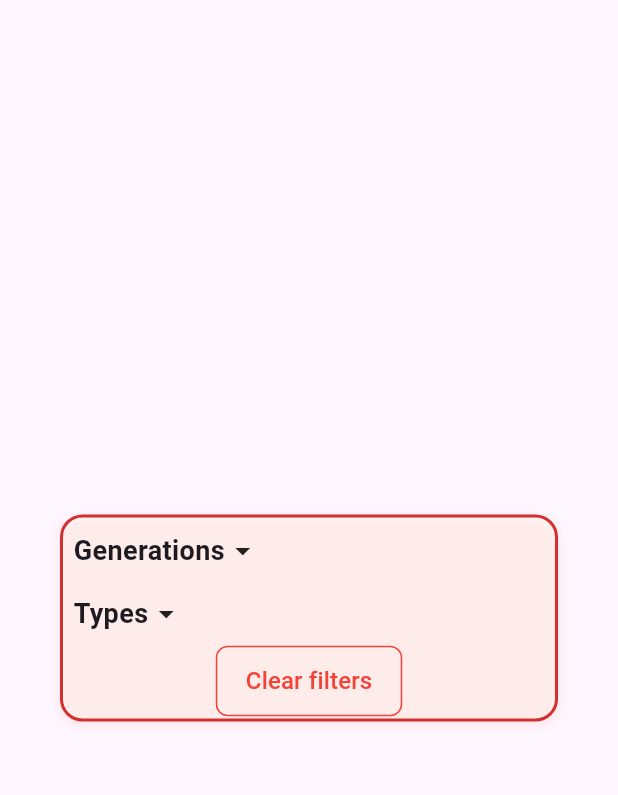
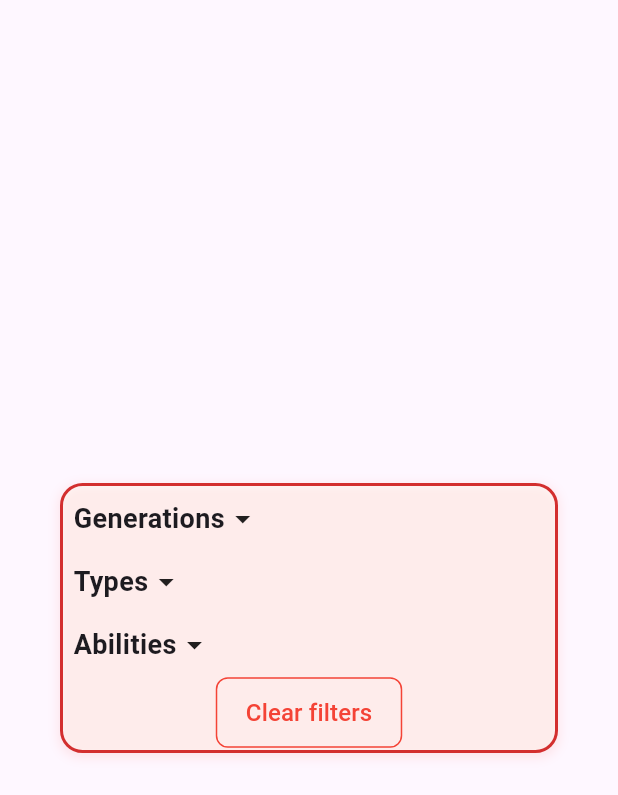
Before and after one commit to FriasLuna0102/Desarrollo-Moviles, a Flutter app: the PopupOptionsForList widget shown alone on an empty page, opened directly with empty values, on a phone screen of 412 x 824 dp. Shown: the top 795 px of the screen. Run offline on Flutter 3.47's test engine with Material 3 defaults, Android fonts, the phone set to English and light mode, and no system bars; our stand-ins replace cached_network_image, graphql_flutter, infinite_scroll_pagination, shared_preferences, sliver_tools, string_validator; accounts and stored records are empty; network calls fail.

Commit message:
add widget to show ability filter

```diff
--- a/pokedex_final_project/lib/features/pokemon/widgets/popup_options/popup_options_for_list.dart
+++ b/pokedex_final_project/lib/features/pokemon/widgets/popup_options/popup_options_for_list.dart
@@ -1,6 +1,9 @@
 import 'package:flutter/material.dart';
+import 'ability_autocomplete.dart';
+import 'filter_section.dart';
 
-import 'filter_section.dart';
+final selectedAbility = ValueNotifier<String>('');
+final abilitiesExpanded = ValueNotifier<bool>(false);
 
 class PopupOptionsForList extends StatefulWidget {
   final Map<String, Set<String>> currentFilters;
@@ -92,34 +95,79 @@ class _PopupOptionsForListState extends State<PopupOptionsForList> {
                   },
                   expandedNotifier: typesExpanded,
                 ),
-                // FilterSection(
-                //   title: "Abilities",
-                //   options: [
-                //     "Overgrow",
-                //     "Chlorophyll",
-                //     "Blaze",
-                //     "Solar Power",
-                //     "Torrent",
-                //     "Rain Dish",
-                //     "Shield Dust",
-                //     "Run Away",
-                //     "Keen Eye",
-                //     "Intimidate",
-                //     "Static",
-                //     "Lightning Rod",
-                //   ],
-                //   onFilterChange: (filters) {
-                //     selectedFilters['types'] = filters;
-                //     widget.onFiltersChanged(selectedFilters);
-                //   },
-                // )
+                Column(
+                  mainAxisSize: MainAxisSize.min,
+                  crossAxisAlignment: CrossAxisAlignment.start,
+                  children: [
+                    InkWell(
+                      borderRadius: BorderRadius.circular(15),
+                      onTap: () {
+                        abilitiesExpanded.value = !abilitiesExpanded.value;
+                      },
+                      child: Padding(
+                        padding: const EdgeInsets.symmetric(vertical: 8.0, horizontal: 6.0),
+                        child: Row(
+                          children: [
+                            const Text(
+                              "Abilities",
+                              style: TextStyle(
+                                fontSize: 18,
+                                fontWeight: FontWeight.bold,
+                              ),
+                            ),
+                            ValueListenableBuilder(
+                              valueListenable: abilitiesExpanded,
+                              builder: (context, isExpanded, child) {
+                                return AnimatedRotation(
+                                  duration: const Duration(milliseconds: 200),
+                                  turns: isExpanded ? 0.5 : 0,
+                                  child: const Icon(Icons.arrow_drop_down_sharp),
+                                );
+                              },
+                            ),
+                          ],
+                        ),
+                      ),
+                    ),
+                    ValueListenableBuilder<bool>(
+                      valueListenable: abilitiesExpanded,
+                      builder: (context, isExpanded, child) {
+                        return AnimatedSize(
+                          duration: const Duration(milliseconds: 200),
+                          curve: Curves.easeInOut,
+                          child: ClipRect(
+                            child: AnimatedContainer(
+                              duration: const Duration(milliseconds: 200),
+                              height: isExpanded ? null : 0,
+                              child: Padding(
+                                padding: const EdgeInsets.all(8.0),
+                                child: AbilityAutocomplete(
+                                  onAbilitySelected: (ability) {
+                                    setState(() {
+                                      widget.currentFilters['abilities'] = {ability};
+                                      widget.onFiltersChanged(widget.currentFilters);
+                                    });
+                                  },
+                                  selectedAbility: selectedAbility,
+                                ),
+                              ),
+                            ),
+                          ),
+                        );
+                      },
+                    ),
+                  ],
+                ),
                 Center(
                   child: OutlinedButton(
                     onPressed: () {
+                      setState(() {
                         widget.currentFilters.forEach((key, value) {
                           value.clear();
                         });
                         widget.onFiltersChanged(widget.currentFilters);
+                        selectedAbility.value = '';
+                      });
                     },
                     style: OutlinedButton.styleFrom(
                       foregroundColor: Colors.red,
--- a/pokedex_final_project/lib/features/screens/home_page.dart
+++ b/pokedex_final_project/lib/features/screens/home_page.dart
@@ -25,6 +25,7 @@ class _HomePageState extends State<HomePage> {
   Map<String, Set<String>> activeFilters = {
     'generations': {},
     'types': {},
+    'abilities': {},
   };
 
   SortOption currentSort = const SortOption(
```
